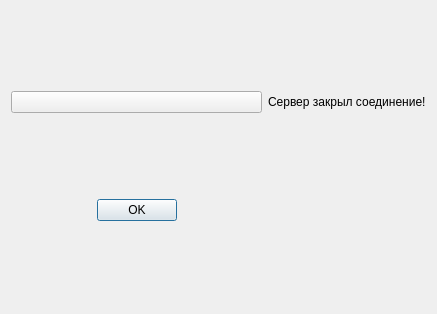
First picture: the form in Nayda/serverhadclosedconnectionwindow.ui, repository Mar94oK/Nayda, before the edit.
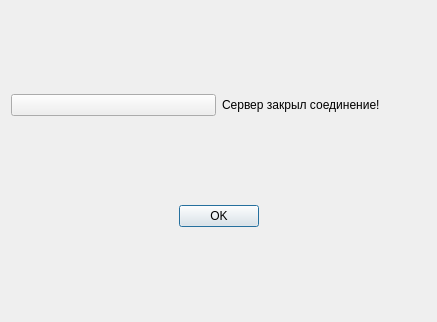
Second picture: the form after the edit.

Commit message: Reworking ServerHadClosedConnectionWindow for Windows build.

What changed in the file:
```diff
--- a/Nayda/serverhadclosedconnectionwindow.ui
+++ b/Nayda/serverhadclosedconnectionwindow.ui
@@ -7,7 +7,7 @@
     <x>0</x>
     <y>0</y>
     <width>437</width>
-    <height>314</height>
+    <height>322</height>
    </rect>
   </property>
   <property name="windowTitle">
@@ -28,7 +28,7 @@
      </property>
     </widget>
    </item>
-   <item row="1" column="0">
+   <item row="1" column="0" colspan="2">
     <widget class="QDialogButtonBox" name="buttonBox">
      <property name="orientation">
       <enum>Qt::Horizontal</enum>
```
Left out of the diff: 2 changed lines with no effect on the pictures. The commit also changes 1 other file.
